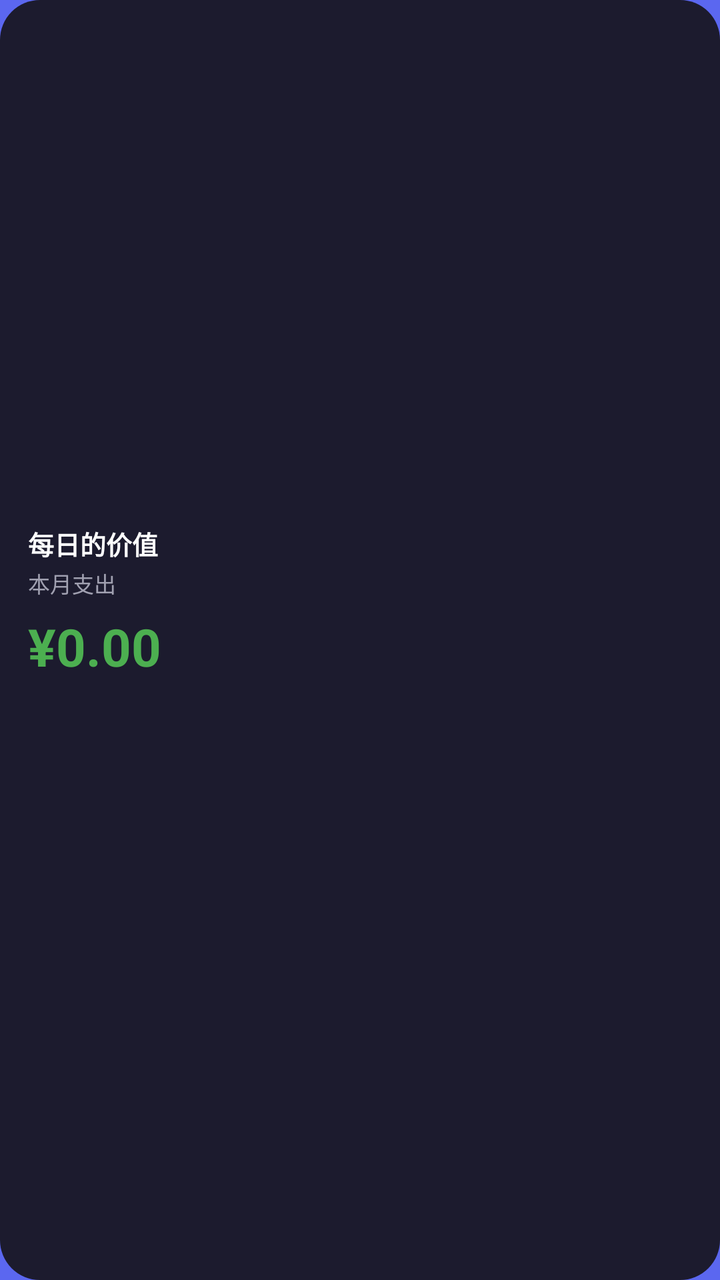
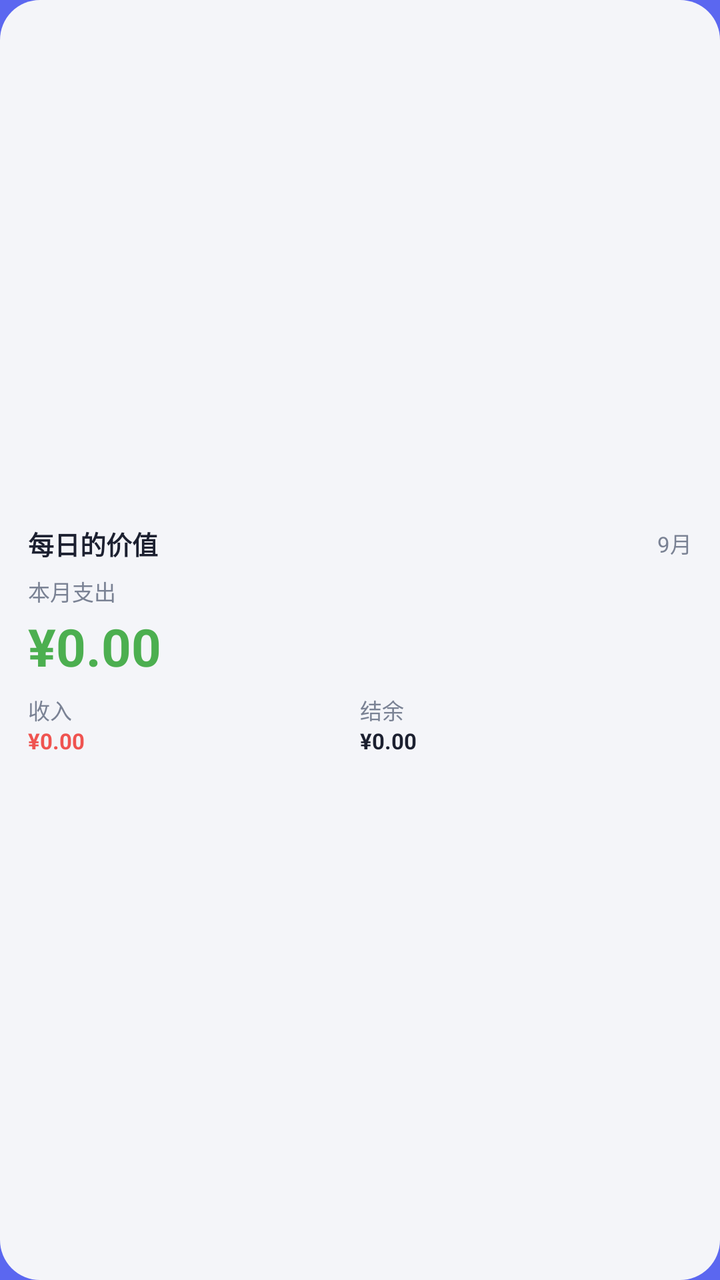

Screens rendered from an Android XML layout before and after an edit, with the pre-edit source and the edit as a unified diff.
<!-- AndroidManifest.xml: application theme AppTheme -->
<!-- res/layout/widget_daily_value.xml -->
<?xml version="1.0" encoding="utf-8"?>
<LinearLayout xmlns:android="http://schemas.android.com/apk/res/android"
    android:id="@+id/widget_root"
    android:layout_width="match_parent"
    android:layout_height="match_parent"
    android:orientation="vertical"
    android:background="@drawable/widget_background"
    android:gravity="center_vertical">

    <TextView
        android:id="@+id/widget_title"
        android:layout_width="wrap_content"
        android:layout_height="wrap_content"
        android:text="每日的价值"
        android:textColor="@color/dv_widget_title"
        android:textSize="@dimen/widget_title_size"
        android:textStyle="bold" />

    <TextView
        android:id="@+id/widget_month_label"
        android:layout_width="wrap_content"
        android:layout_height="wrap_content"
        android:layout_marginTop="2dp"
        android:text="本月支出"
        android:textColor="@color/dv_widget_label"
        android:textSize="@dimen/widget_label_size" />

    <TextView
        android:id="@+id/widget_amount"
        android:layout_width="match_parent"
        android:layout_height="wrap_content"
        android:layout_marginTop="@dimen/widget_item_spacing"
        android:singleLine="true"
        android:maxLines="1"
        android:ellipsize="end"
        android:text="¥0.00"
        android:textColor="@color/dv_widget_expense"
        android:textSize="@dimen/widget_amount_size"
        android:textStyle="bold" />

    <TextView
        android:id="@+id/widget_expense"
        android:layout_width="wrap_content"
        android:layout_height="wrap_content"
        android:layout_marginTop="@dimen/widget_item_spacing"
        android:text=""
        android:textColor="@color/dv_widget_label"
        android:textSize="@dimen/widget_sub_size"
        android:visibility="gone" />

    
    <TextView
        android:id="@+id/widget_income"
        android:layout_width="match_parent"
        android:layout_height="wrap_content"
        android:layout_marginTop="@dimen/widget_item_spacing"
        android:singleLine="true"
        android:maxLines="1"
        android:ellipsize="end"
        android:text=""
        android:textColor="@color/dv_widget_income"
        android:textSize="@dimen/widget_sub_size" />

    <TextView
        android:id="@+id/widget_balance"
        android:layout_width="match_parent"
        android:layout_height="wrap_content"
        android:layout_marginTop="2dp"
        android:singleLine="true"
        android:maxLines="1"
        android:ellipsize="end"
        android:text=""
        android:textColor="@color/dv_widget_balance"
        android:textSize="@dimen/widget_sub_size" />

</LinearLayout>
<!-- resources referenced by this layout -->
<resources>
  <color name="dv_widget_balance">#FFFFFF</color>
  <color name="dv_widget_expense">#4CAF50</color>
  <color name="dv_widget_income">#EF5350</color>
  <color name="dv_widget_label">#A0A0B0</color>
  <color name="dv_widget_title">#FFFFFF</color>
  <dimen name="widget_amount_size">26sp</dimen>
  <dimen name="widget_item_spacing">6dp</dimen>
  <dimen name="widget_label_size">11sp</dimen>
  <dimen name="widget_sub_size">11sp</dimen>
  <dimen name="widget_title_size">13sp</dimen>
  <!-- drawable widget_background (drawable) -->
  <?xml version="1.0" encoding="utf-8"?>
  <shape xmlns:android="http://schemas.android.com/apk/res/android"
      android:shape="rectangle">
      <solid android:color="@color/dv_widget_bg" />
      <corners android:radius="@dimen/widget_corner_radius" />
      <padding
          android:left="@dimen/widget_padding"
          android:top="@dimen/widget_padding"
          android:right="@dimen/widget_padding"
          android:bottom="@dimen/widget_padding" />
  </shape>
  <style name="AppTheme" parent="Theme.AppCompat.Light.DarkActionBar">
          
          <item name="colorPrimary">@color/colorPrimary</item>
          <item name="colorPrimaryDark">@color/colorPrimaryDark</item>
          <item name="colorAccent">@color/colorAccent</item>
          
          <item name="android:windowBackground">@color/dv_launch_background</item>
      </style>
  <color name="dv_widget_bg">#1C1B2E</color>
  <dimen name="widget_corner_radius">20dp</dimen>
  <dimen name="widget_padding">14dp</dimen>
  <color name="dv_launch_background">#5B67F0</color>
</resources>

<!-- the commit's change to res/layout/widget_daily_value.xml (unified diff, before → after) -->
@@ -4,32 +4,56 @@
     android:layout_width="match_parent"
     android:layout_height="match_parent"
     android:orientation="vertical"
-    android:background="@drawable/widget_background"
-    android:gravity="center_vertical">
+    android:background="@drawable/widget_bg_light"
+    android:gravity="center_vertical"
+    android:padding="@dimen/widget_padding">
 
-    <TextView
-        android:id="@+id/widget_title"
-        android:layout_width="wrap_content"
+    
+    <LinearLayout
+        android:layout_width="match_parent"
         android:layout_height="wrap_content"
-        android:text="每日的价值"
-        android:textColor="@color/dv_widget_title"
-        android:textSize="@dimen/widget_title_size"
-        android:textStyle="bold" />
+        android:orientation="horizontal"
+        android:gravity="center_vertical">
 
+        <TextView
+            android:id="@+id/widget_title"
+            android:layout_width="0dp"
+            android:layout_height="wrap_content"
+            android:layout_weight="1"
+            android:singleLine="true"
+            android:ellipsize="end"
+            android:text="每日的价值"
+            android:textColor="@color/dv_widget_title"
+            android:textSize="@dimen/widget_title_size"
+            android:textStyle="bold" />
+
+        <TextView
+            android:id="@+id/widget_month"
+            android:layout_width="wrap_content"
+            android:layout_height="wrap_content"
+            android:singleLine="true"
+            android:text="9月"
+            android:textColor="@color/dv_widget_label"
+            android:textSize="@dimen/widget_label_size" />
+    </LinearLayout>
+
+    
     <TextView
         android:id="@+id/widget_month_label"
         android:layout_width="wrap_content"
         android:layout_height="wrap_content"
-        android:layout_marginTop="2dp"
+        android:layout_marginTop="6dp"
+        android:singleLine="true"
         android:text="本月支出"
         android:textColor="@color/dv_widget_label"
         android:textSize="@dimen/widget_label_size" />
 
+    
     <TextView
         android:id="@+id/widget_amount"
         android:layout_width="match_parent"
         android:layout_height="wrap_content"
-        android:layout_marginTop="@dimen/widget_item_spacing"
+        android:layout_marginTop="2dp"
         android:singleLine="true"
         android:maxLines="1"
         android:ellipsize="end"
@@ -38,39 +62,66 @@
         android:textSize="@dimen/widget_amount_size"
         android:textStyle="bold" />
 
-    <TextView
-        android:id="@+id/widget_expense"
-        android:layout_width="wrap_content"
-        android:layout_height="wrap_content"
-        android:layout_marginTop="@dimen/widget_item_spacing"
-        android:text=""
-        android:textColor="@color/dv_widget_label"
-        android:textSize="@dimen/widget_sub_size"
-        android:visibility="gone" />
-
     
-    <TextView
-        android:id="@+id/widget_income"
+    <LinearLayout
         android:layout_width="match_parent"
         android:layout_height="wrap_content"
-        android:layout_marginTop="@dimen/widget_item_spacing"
-        android:singleLine="true"
-        android:maxLines="1"
-        android:ellipsize="end"
-        android:text=""
-        android:textColor="@color/dv_widget_income"
-        android:textSize="@dimen/widget_sub_size" />
+        android:layout_marginTop="6dp"
+        android:orientation="horizontal">
 
-    <TextView
-        android:id="@+id/widget_balance"
-        android:layout_width="match_parent"
-        android:layout_height="wrap_content"
-        android:layout_marginTop="2dp"
-        android:singleLine="true"
-        android:maxLines="1"
-        android:ellipsize="end"
-        android:text=""
-        android:textColor="@color/dv_widget_balance"
-        android:textSize="@dimen/widget_sub_size" />
+        <LinearLayout
+            android:layout_width="0dp"
+            android:layout_height="wrap_content"
+            android:layout_weight="1"
+            android:orientation="vertical">
+
+            <TextView
+                android:layout_width="wrap_content"
+                android:layout_height="wrap_content"
+                android:singleLine="true"
+                android:text="收入"
+                android:textColor="@color/dv_widget_label"
+                android:textSize="@dimen/widget_sub_size" />
+
+            <TextView
+                android:id="@+id/widget_income"
+                android:layout_width="match_parent"
+                android:layout_height="wrap_content"
+                android:singleLine="true"
+                android:maxLines="1"
+                android:ellipsize="end"
+                android:text="¥0.00"
+                android:textColor="@color/dv_widget_income"
+                android:textSize="@dimen/widget_sub_size"
+                android:textStyle="bold" />
+        </LinearLayout>
+
+        <LinearLayout
+            android:layout_width="0dp"
+            android:layout_height="wrap_content"
+            android:layout_weight="1"
+            android:orientation="vertical">
+
+            <TextView
+                android:layout_width="wrap_content"
+                android:layout_height="wrap_content"
+                android:singleLine="true"
+                android:text="结余"
+                android:textColor="@color/dv_widget_label"
+                android:textSize="@dimen/widget_sub_size" />
+
+            <TextView
+                android:id="@+id/widget_balance"
+                android:layout_width="match_parent"
+                android:layout_height="wrap_content"
+                android:singleLine="true"
+                android:maxLines="1"
+                android:ellipsize="end"
+                android:text="¥0.00"
+                android:textColor="@color/dv_widget_balance"
+                android:textSize="@dimen/widget_sub_size"
+                android:textStyle="bold" />
+        </LinearLayout>
+    </LinearLayout>
 
 </LinearLayout>
<!-- resource entries referenced after the edit -->
@@ -1,26 +1,21 @@
 <!-- resources referenced by this layout -->
 <resources>
-  <color name="dv_widget_balance">#FFFFFF</color>
+  <color name="dv_widget_balance">#1C2030</color>
   <color name="dv_widget_expense">#4CAF50</color>
   <color name="dv_widget_income">#EF5350</color>
-  <color name="dv_widget_label">#A0A0B0</color>
-  <color name="dv_widget_title">#FFFFFF</color>
+  <color name="dv_widget_label">#7A8294</color>
+  <color name="dv_widget_title">#1C2030</color>
   <dimen name="widget_amount_size">26sp</dimen>
-  <dimen name="widget_item_spacing">6dp</dimen>
   <dimen name="widget_label_size">11sp</dimen>
+  <dimen name="widget_padding">14dp</dimen>
   <dimen name="widget_sub_size">11sp</dimen>
   <dimen name="widget_title_size">13sp</dimen>
-  <!-- drawable widget_background (drawable) -->
+  <!-- drawable widget_bg_light (drawable) -->
   <?xml version="1.0" encoding="utf-8"?>
   <shape xmlns:android="http://schemas.android.com/apk/res/android"
       android:shape="rectangle">
-      <solid android:color="@color/dv_widget_bg" />
+      <solid android:color="#F4F5F9" />
       <corners android:radius="@dimen/widget_corner_radius" />
-      <padding
-          android:left="@dimen/widget_padding"
-          android:top="@dimen/widget_padding"
-          android:right="@dimen/widget_padding"
-          android:bottom="@dimen/widget_padding" />
   </shape>
   <style name="AppTheme" parent="Theme.AppCompat.Light.DarkActionBar">
           
@@ -30,9 +25,7 @@
           
           <item name="android:windowBackground">@color/dv_launch_background</item>
       </style>
-  <color name="dv_widget_bg">#1C1B2E</color>
   <dimen name="widget_corner_radius">20dp</dimen>
-  <dimen name="widget_padding">14dp</dimen>
   <color name="dv_launch_background">#5B67F0</color>
 </resources>
 
